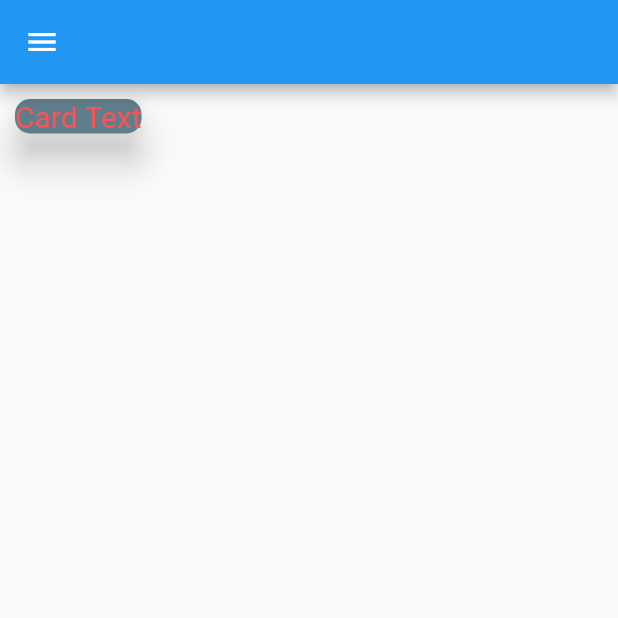
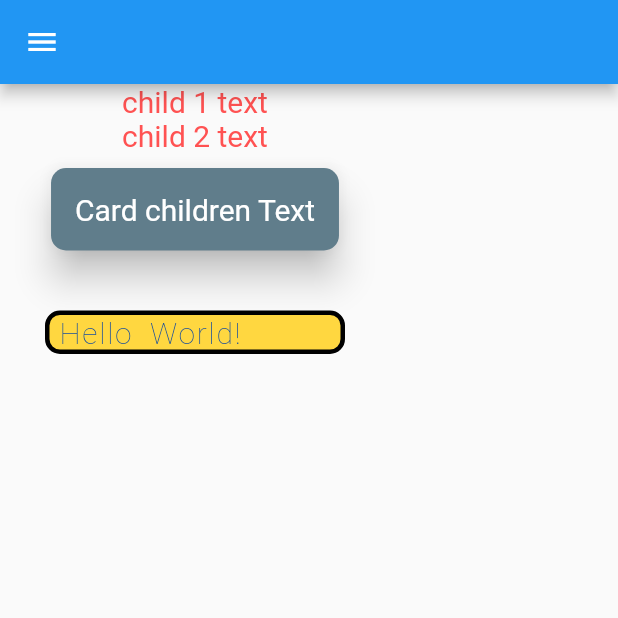
Before and after one commit to OuchattiKhadija/First_App_Flutter, a Flutter app: the screen it shows after launch, on a phone screen of 412 x 824 dp, the top half of it. Run offline on Flutter 3.47's test engine with Material 2 defaults, Android fonts, the phone set to English and light mode, and no system bars.

Commit message:
Column part 1

```diff
--- a/lib/main.dart
+++ b/lib/main.dart
@@ -10,7 +10,7 @@ class MyApp extends StatelessWidget {
   @override
   Widget build(BuildContext context) {
     return MaterialApp(
-      home: Login(),
+      home: ColumnAndRow(),
     );
   }
 }
@@ -67,15 +67,16 @@ class Login extends StatelessWidget {
             margin: EdgeInsets.all(10),
             shape:
                 RoundedRectangleBorder(borderRadius: BorderRadius.circular(10)),
+            child: Padding(
+              padding: EdgeInsets.all(16.0),
               child: Text(
                 "Card Text",
                 style: TextStyle(color: Colors.redAccent, fontSize: 20),
                 textAlign: TextAlign.center,
               ),
-        ));
+            )));
   }
 }
-
 
 //image providers
 //1- NetworkImage  :  load from network internet
@@ -85,3 +86,63 @@ class Login extends StatelessWidget {
 //1- add packages / plugins ..
 //2- folder for images and files
 //3- fonts
+
+//widget types
+//1 - speific like Text Image.asset Image.network
+//2 - child : Card Container SizdBox and Etc  //accept child
+//3 - Children : Collumn Row Stack ListView GridView //accept more than one child
+//4 - Scaffold MaterialApp
+class ColumnAndRow extends StatelessWidget {
+  @override
+  Widget build(BuildContext context) {
+    return Scaffold(
+        appBar: AppBar(),
+        drawer: Drawer(),
+        body: Column(
+          children: [
+            Text(
+              "child 1 text",
+              style: TextStyle(color: Colors.redAccent, fontSize: 20),
+              textAlign: TextAlign.center,
+            ),
+            Text(
+              "child 2 text",
+              style: TextStyle(color: Colors.redAccent, fontSize: 20),
+              textAlign: TextAlign.center,
+            ),
+            Card(
+                color: Colors.blueGrey,
+                elevation: 10,
+                margin: EdgeInsets.all(10),
+                shape: RoundedRectangleBorder(
+                    borderRadius: BorderRadius.circular(10)),
+                child: Padding(
+                  padding: EdgeInsets.all(16.0),
+                  child: Text(
+                    "Card children Text",
+                    style: TextStyle(color: Colors.white, fontSize: 20),
+                    textAlign: TextAlign.center,
+                  ),
+                )),
+            Container(
+                width: 200,
+                margin: EdgeInsets.all(30.0),
+                decoration: BoxDecoration(
+                  color: Colors.amberAccent,
+                  border: Border.all(color: Colors.black, width: 3),
+                  borderRadius: BorderRadius.circular(10),
+                ),
+                child: Text(
+                  " Hello World!",
+                  style: TextStyle(
+                    fontSize: 20.0,
+                    color: Colors.blue.shade900,
+                    fontWeight: FontWeight.w200,
+                    letterSpacing: 1.2,
+                    wordSpacing: 5.0,
+                  ),
+                ))
+          ],
+        ));
+  }
+}
```
Lines whose indentation alone changed are shown as unchanged.
